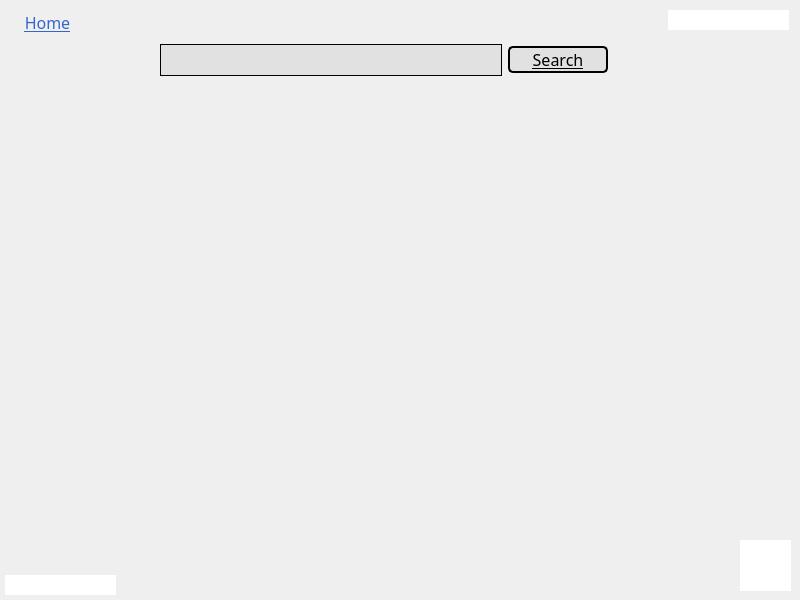
First picture: the form in member_catalogue_screen.ui, repository MrCooperGit/Assessment-2_Library-Management-System, before the edit.
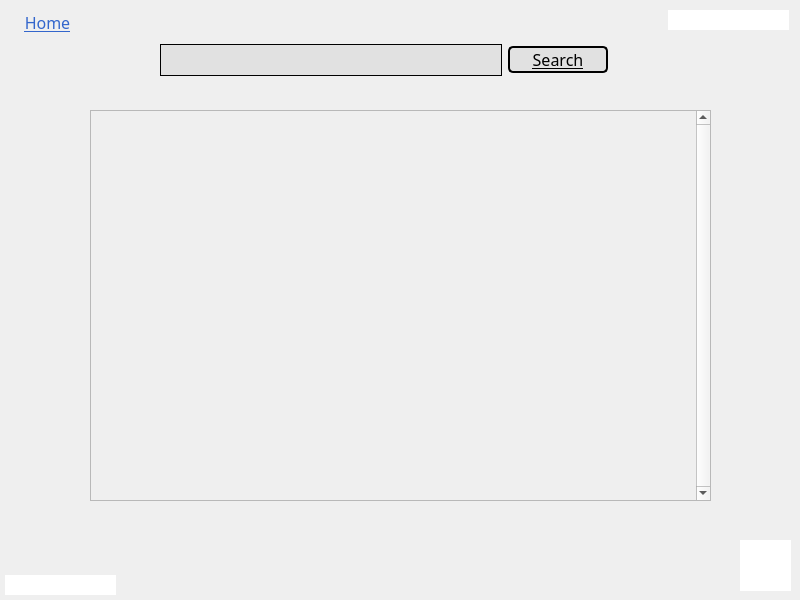
Second picture: the form after the edit.

Commit message: Fixed admin catalogue and started copying to member catalogue

```diff
--- a/member_catalogue_screen.ui
+++ b/member_catalogue_screen.ui
@@ -163,6 +163,36 @@
     <set>Qt::AlignLeading|Qt::AlignLeft|Qt::AlignVCenter</set>
    </property>
   </widget>
+  <widget class="QScrollArea" name="scrollArea">
+   <property name="geometry">
+    <rect>
+     <x>90</x>
+     <y>110</y>
+     <width>621</width>
+     <height>391</height>
+    </rect>
+   </property>
+   <property name="verticalScrollBarPolicy">
+    <enum>Qt::ScrollBarAlwaysOn</enum>
+   </property>
+   <property name="sizeAdjustPolicy">
+    <enum>QAbstractScrollArea::AdjustToContents</enum>
+   </property>
+   <property name="widgetResizable">
+    <bool>true</bool>
+   </property>
+   <widget class="QWidget" name="scrollAreaWidgetContents_3">
+    <property name="geometry">
+     <rect>
+      <x>0</x>
+      <y>0</y>
+      <width>605</width>
+      <height>389</height>
+     </rect>
+    </property>
+    <layout class="QGridLayout" name="gridLayout"/>
+   </widget>
+  </widget>
  </widget>
  <resources/>
  <connections/>
```
Left out of the diff: 2 changed lines with no effect on the pictures. The commit also changes 8 other files.
